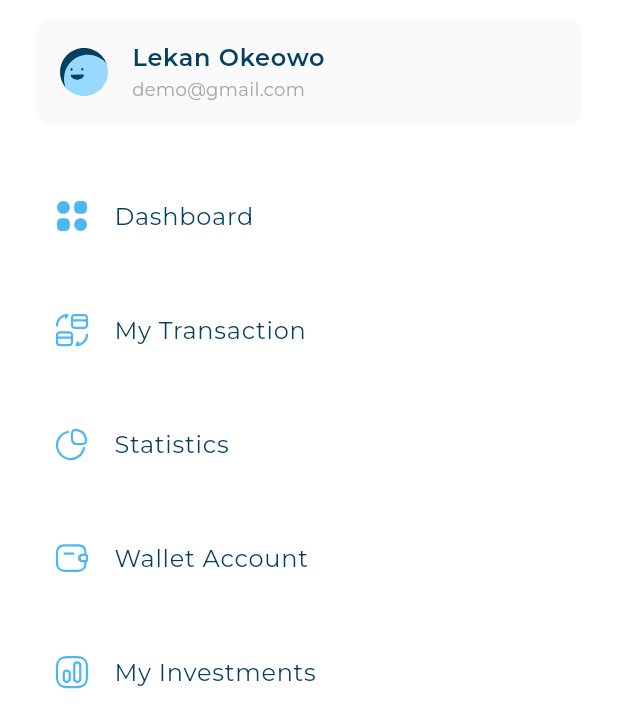
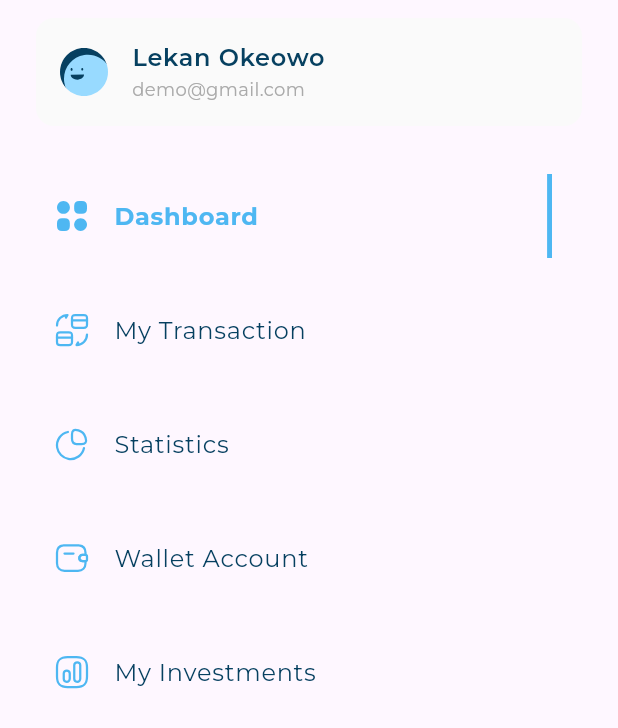
Before and after one commit to marcolous/Flutter-Responsive-Dashboard, a Flutter app: the CustomDrawer widget shown alone on an empty page, opened directly, on a phone screen of 412 x 824 dp. Shown: the top 728 px of the screen. Run offline on Flutter 3.47's test engine with Material 3 defaults, Android fonts, the phone set to English and light mode, and no system bars; our stand-ins replace flutter_svg, gap; project files that could hold a hidden picture were left out.

Commit message:
active drawer item

```diff
--- a/lib/models/drawe_item_model.dart
+++ b/lib/models/drawe_item_model.dart
@@ -1,5 +1,5 @@
-class DraweItemModel {
-  const DraweItemModel({required this.title, required this.image});
+class DrawerItemModel {
+  const DrawerItemModel({required this.title, required this.image});
 
   final String title;
   final String image;
--- a/lib/widgets/custom_drawer.dart
+++ b/lib/widgets/custom_drawer.dart
@@ -1,4 +1,5 @@
 import 'package:flutter/material.dart';
+import 'package:gap/gap.dart';
 import 'package:responsive_dashboard/models/drawe_item_model.dart';
 import 'package:responsive_dashboard/utils/app_images.dart';
 import 'package:responsive_dashboard/widgets/drawer_item_listview.dart';
@@ -7,28 +8,33 @@ import 'package:responsive_dashboard/widgets/user_info_list_tile.dart';
 class CustomDrawer extends StatelessWidget {
   const CustomDrawer({super.key});
 
-  static const List<DraweItemModel> draweItem = [
-    DraweItemModel(image: Assets.imagesDashboard, title: 'Dashboard'),
-    DraweItemModel(image: Assets.imagesMyTransaction, title: 'My Transaction'),
-    DraweItemModel(image: Assets.imagesStatistics, title: 'Statistics'),
-    DraweItemModel(image: Assets.imagesWalletAccount, title: 'Wallet Account'),
-    DraweItemModel(image: Assets.imagesMyInvestments, title: 'My Investments'),
+  static const List<DrawerItemModel> draweItem = [
+    DrawerItemModel(image: Assets.imagesDashboard, title: 'Dashboard'),
+    DrawerItemModel(image: Assets.imagesMyTransaction, title: 'My Transaction'),
+    DrawerItemModel(image: Assets.imagesStatistics, title: 'Statistics'),
+    DrawerItemModel(image: Assets.imagesWalletAccount, title: 'Wallet Account'),
+    DrawerItemModel(image: Assets.imagesMyInvestments, title: 'My Investments'),
   ];
+
+  // static const List<DraweItemModel> draweItemBottom = [
+  //   DraweItemModel(image: Assets.imagesSettings, title: 'Setting system'),
+  //   DraweItemModel(image: Assets.imagesLogout, title: 'Logout account'),
+  // ];
 
   @override
   Widget build(BuildContext context) {
-    return Container(
-      color: Colors.white,
-      child: const Column(
+    return const Column(
       children: [
         UserInfoListTile(
           image: Assets.imagesFrame3,
           title: 'Lekan Okeowo',
           subTitle: 'demo@gmail.com',
         ),
-          DrawerItemListView(draweItem: draweItem)
+        DrawerItemListView(draweItem: draweItem),
+        Expanded(child: Gap(20)),
+        //DrawerItemListView(draweItem: draweItemBottom),
+        Gap(48)
       ],
-      ),
     );
   }
 }
--- a/lib/widgets/drawer_item.dart
+++ b/lib/widgets/drawer_item.dart
@@ -4,24 +4,30 @@ import 'package:responsive_dashboard/models/drawe_item_model.dart';
 import 'package:responsive_dashboard/utils/app_styles.dart';
 
 class DrawerItem extends StatelessWidget {
-  const DrawerItem({super.key, required this.draweItemModel});
-  final DraweItemModel draweItemModel;
-
+  const DrawerItem(
+      {super.key, required this.drawerItemModel, required this.isActive});
+  final DrawerItemModel drawerItemModel;
+  final bool isActive;
   @override
   Widget build(BuildContext context) {
     return Padding(
       padding: const EdgeInsets.only(top: 20, left: 20, right: 20),
       child: ListTile(
-        onTap: () {},
-        leading: SvgPicture.asset(draweItemModel.image),
+        leading: SvgPicture.asset(drawerItemModel.image),
         title: FittedBox(
           alignment: Alignment.centerLeft,
           fit: BoxFit.scaleDown,
           child: Text(
-            draweItemModel.title,
-            style: AppStyles.styleRegular16,
+            drawerItemModel.title,
+            style: isActive ? AppStyles.styleBold16 : AppStyles.styleRegular16,
           ),
         ),
+        trailing: isActive
+            ? Container(
+                width: 3.27,
+                decoration: const BoxDecoration(color: Color(0xff4EB7F2)),
+              )
+            : null,
       ),
     );
   }
--- a/lib/widgets/drawer_item_listview.dart
+++ b/lib/widgets/drawer_item_listview.dart
@@ -2,22 +2,38 @@ import 'package:flutter/material.dart';
 import 'package:responsive_dashboard/models/drawe_item_model.dart';
 import 'package:responsive_dashboard/widgets/drawer_item.dart';
 
-class DrawerItemListView extends StatelessWidget {
-  const DrawerItemListView({
-    super.key,
-    required this.draweItem,
-  });
+class DrawerItemListView extends StatefulWidget {
+  const DrawerItemListView({super.key, required this.draweItem});
 
-  final List<DraweItemModel> draweItem;
+  final List<DrawerItemModel> draweItem;
 
+  @override
+  State<DrawerItemListView> createState() => _DrawerItemListViewState();
+}
+
+class _DrawerItemListViewState extends State<DrawerItemListView> {
+  int activeIndex = 0;
   @override
   Widget build(BuildContext context) {
     return ListView.builder(
       shrinkWrap: true,
       physics: const NeverScrollableScrollPhysics(),
-      itemCount: draweItem.length,
-      itemBuilder: (context, index) =>
-          DrawerItem(draweItemModel: draweItem[index]),
+      itemCount: widget.draweItem.length,
+      itemBuilder: (context, index) {
+        return GestureDetector(
+          onTap: () {
+            if (activeIndex != index) {
+              setState(() {
+                activeIndex = index;
+              });
+            }
+          },
+          child: DrawerItem(
+            drawerItemModel: widget.draweItem[index],
+            isActive: (activeIndex == index),
+          ),
+        );
+      },
     );
   }
 }
```
Also changed, not shown: pubspec.yaml (+1 -6 lines), pubspec.lock. Lines whose indentation alone changed are shown as unchanged.
